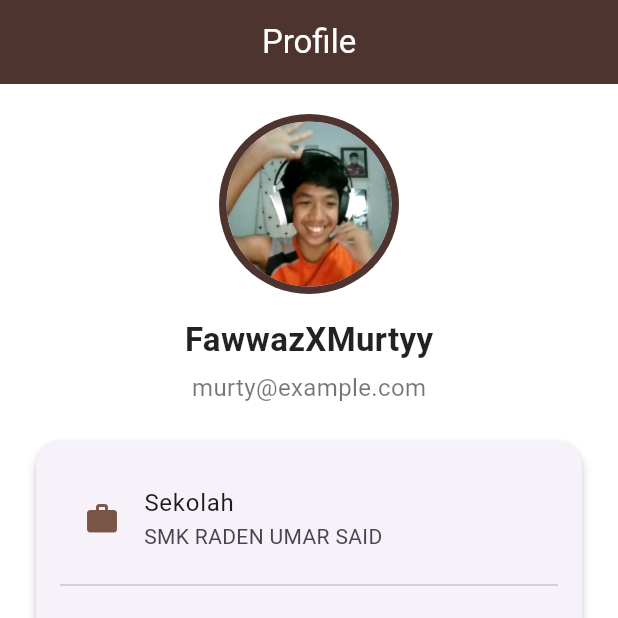
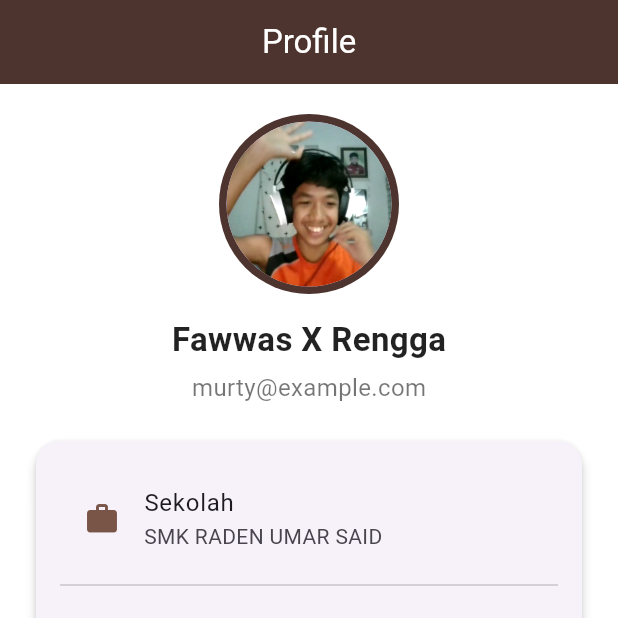
Before and after one commit to fawwazz-z/todo_list_app, a Flutter app: the ProfilePage screen opened directly, on a phone screen of 412 x 824 dp, the top half of it. Run offline on Flutter 3.47's test engine with Material 3 defaults, Android fonts, the phone set to English and light mode, and no system bars; our stand-ins replace get.

Commit message:
TodoList pages

```diff
--- a/lib/pages/add_todo_page.dart
+++ b/lib/pages/add_todo_page.dart
@@ -65,7 +65,7 @@ class AddTodoPage extends StatelessWidget {
                     );
 
                     Get.back(); // Balik ke TodoListPage
-                    Get.snackbar("Sukses", "Todo berhasil ditambahkan");
+                    Get.snackbar("Sukses", "Tugas berhasil ditambahkan");
                   } else {
                     Get.snackbar("Error", "Judul & Deskripsi harus diisi");
                   }
--- a/lib/pages/profile_page.dart
+++ b/lib/pages/profile_page.dart
@@ -9,10 +9,7 @@ class ProfilePage extends StatelessWidget {
       backgroundColor: Colors.white,
       appBar: AppBar(
         backgroundColor: Colors.brown[800], // tema coklat tua
-        title: const Text(
-          "Profile",
-          style: TextStyle(color: Colors.white),
-        ),
+        title: const Text("Profile", style: TextStyle(color: Colors.white)),
         centerTitle: true,
         elevation: 0,
       ),
@@ -34,7 +31,7 @@ class ProfilePage extends StatelessWidget {
 
             // Nama & Email Dummy
             const Text(
-              "FawwazXMurtyy",
+              "Fawwas X Rengga",
               style: TextStyle(
                 fontSize: 22,
                 fontWeight: FontWeight.bold,
@@ -44,10 +41,7 @@ class ProfilePage extends StatelessWidget {
             const SizedBox(height: 5),
             const Text(
               "murty@example.com",
-              style: TextStyle(
-                fontSize: 16,
-                color: Colors.black54,
-              ),
+              style: TextStyle(fontSize: 16, color: Colors.black54),
             ),
 
             const SizedBox(height: 20),
@@ -86,7 +80,6 @@ class ProfilePage extends StatelessWidget {
 
             const SizedBox(height: 30),
 
-            // Tombol Logout Dummy (tidak ada fungsi)
             ElevatedButton(
               onPressed: () {},
               style: ElevatedButton.styleFrom(
--- a/lib/pages/todo_list_page.dart
+++ b/lib/pages/todo_list_page.dart
@@ -12,7 +12,7 @@ class TodoListPage extends StatelessWidget {
     return Scaffold(
       body: Obx(() {
         if (todoController.activeTodos.isEmpty) {
-          return const Center(child: Text("Belum ada todo"));
+          return const Center(child: Text("Belum ada Tugas"));
         }
         return ListView.builder(
           itemCount: todoController.activeTodos.length,
```
